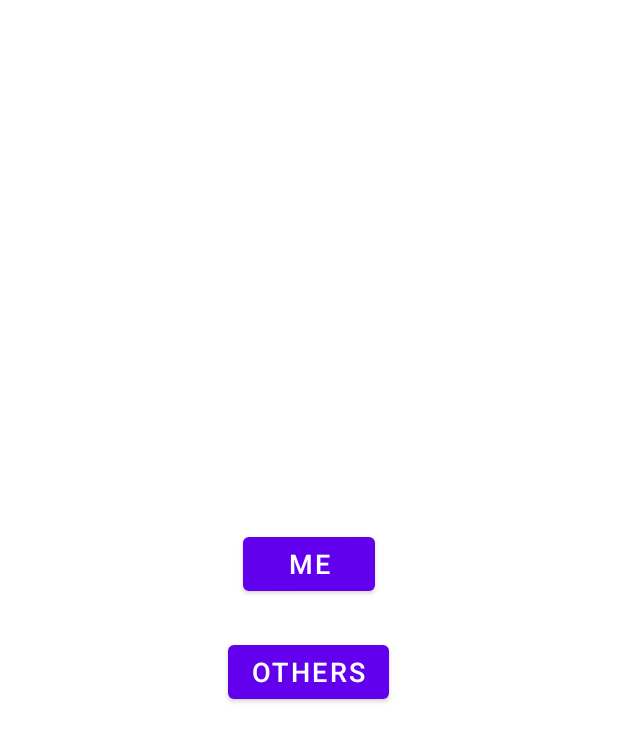
After one commit to talitamoss/talita, an Android app: the layout activity_home.xml on its own in the app's theme, with its tools: preview values and no code run, on a phone screen of 412 x 824 dp. The commit adds this screen. Shown: the top 741 px of the screen. Run offline under Robolectric (Android 15) with nearby library versions, the phone set to English and light mode, and no system bars.

Commit message:
Add HomeActivity with Me and Others buttons, preparing for P2P tunneling

```diff
--- a/app/build.gradle.kts
+++ b/app/build.gradle.kts
@@ -32,7 +32,7 @@ android {
     }
 
     kotlinOptions {
-        jvmTarget = "1.8" // Set to 1.8 or 11 based on your preference
+        jvmTarget = "11" // Set to 1.8 or 11 based on your preference
     }
 
     buildFeatures {
--- a/app/src/main/AndroidManifest.xml
+++ b/app/src/main/AndroidManifest.xml
@@ -23,12 +23,15 @@
         android:theme="@style/Theme.Talita"
         tools:targetApi="31">
 
-        <activity android:name=".MainActivity"
+        <activity android:name=".HomeActivity"
             android:exported="true">
             <intent-filter>
                 <action android:name="android.intent.action.MAIN" />
                 <category android:name="android.intent.category.LAUNCHER" />
             </intent-filter>
         </activity>
+
+        <activity android:name=".MainActivity" />
+        <activity android:name=".QrHandshakeActivity" />
     </application>
 </manifest>
--- /dev/null
+++ b/app/src/main/res/layout/activity_home.xml
@@ -0,0 +1,26 @@
+<?xml version="1.0" encoding="utf-8"?>
+<LinearLayout xmlns:android="http://schemas.android.com/apk/res/android"
+    android:layout_width="match_parent"
+    android:layout_height="match_parent"
+    android:orientation="vertical"
+    android:gravity="center"
+    android:padding="24dp"
+    android:background="@android:color/white">
+
+    <Button
+        android:id="@+id/btn_me"
+        android:layout_width="wrap_content"
+        android:layout_height="wrap_content"
+        android:text="Me"
+        android:layout_marginBottom="24dp"
+        android:textSize="18sp" />
+
+    <Button
+        android:id="@+id/btn_others"
+        android:layout_width="wrap_content"
+        android:layout_height="wrap_content"
+        android:text="Others"
+        android:textSize="18sp" />
+
+
+</LinearLayout>
--- a/gradle/libs.versions.toml
+++ b/gradle/libs.versions.toml
@@ -6,7 +6,7 @@ junit = "4.13.2"
 junitVersion = "1.2.1"
 espressoCore = "3.6.1"
 appcompat = "1.7.0"
-kotlin = "2.0.20"
+kotlin = "2.1.0"
 material = "1.12.0"
 osmdroidAndroid = "6.1.16"
 zxing = "4.3.0"
@@ -27,4 +27,4 @@ androidx-databinding-runtime = { group = "androidx.databinding", name = "databin
 
 [plugins]
 android-application = { id = "com.android.application", version.ref = "agp" }
-kotlin-android = { id = "org.jetbrains.kotlin.android", version = "1.9.0" }
+kotlin-android = { id = "org.jetbrains.kotlin.android", version = "2.1.0" }
```
Also changed, not shown: app/src/main/java/com/core/talita/HomeActivity.java (added, +29 -0 lines), app/src/main/java/com/core/talita/QrHandshakeActivity.kt (+35 -5 lines).
